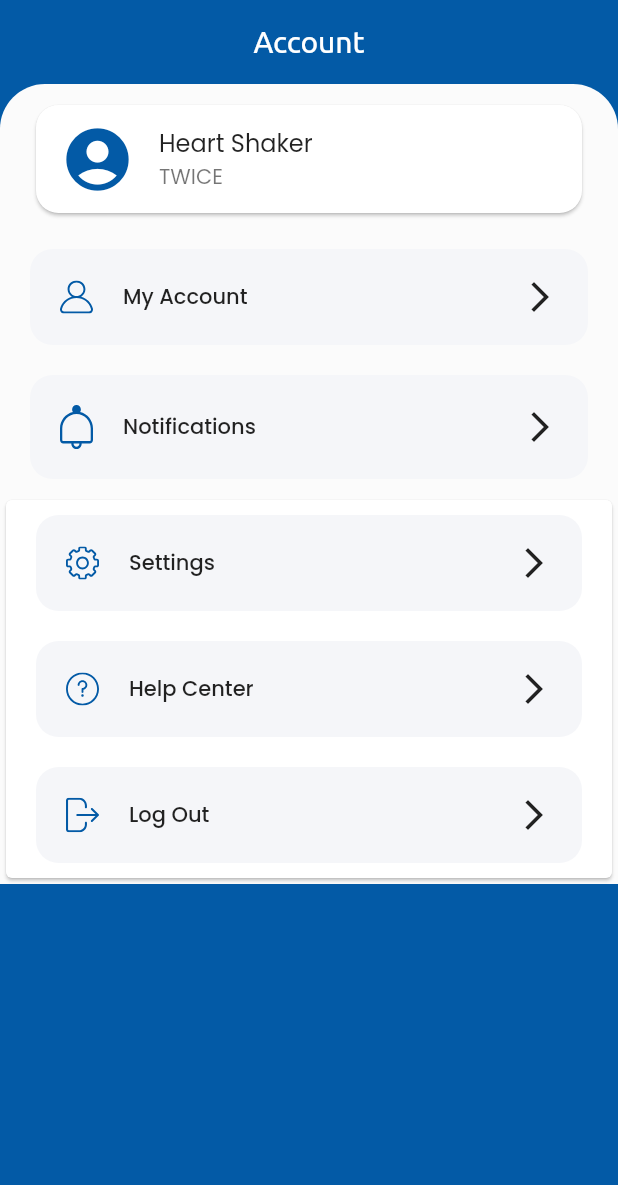
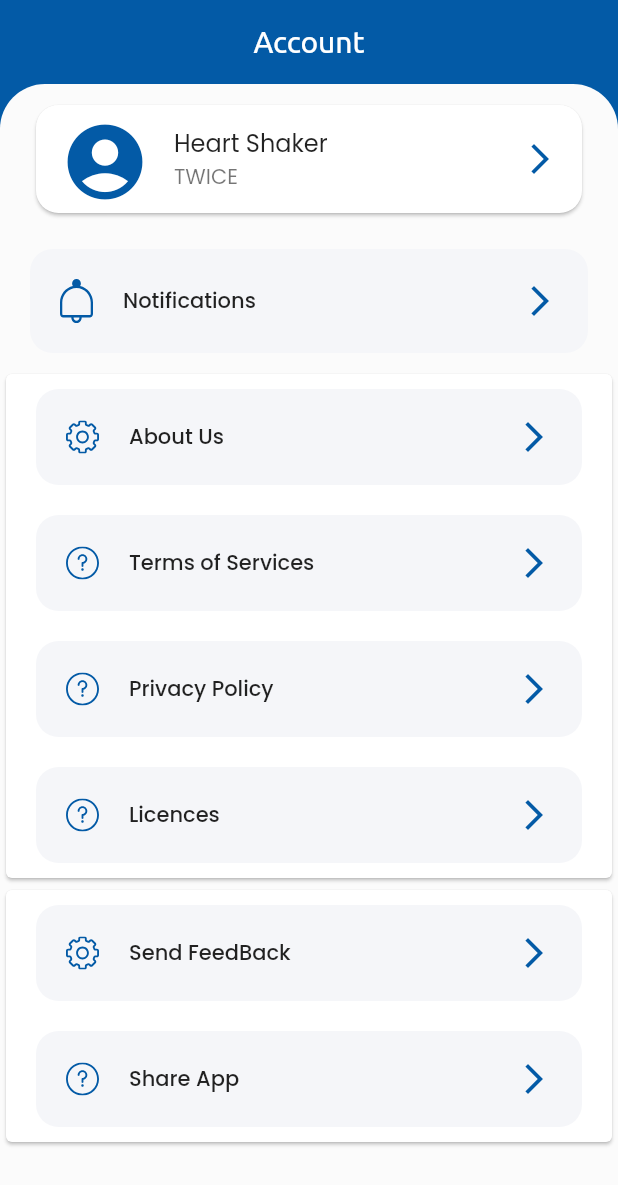
Before and after one commit to tchipi88/zentrip, a Flutter app: the AccountPage screen opened directly, on a phone screen of 412 x 824 dp. Shown: the top 1185 px of the screen. Run offline on Flutter 3.47's test engine with Material 2 defaults, Android fonts, the phone set to English and light mode, and no system bars; our stand-ins replace cached_network_image, flutter_slidable, flutter_svg, font_awesome_flutter, google_fonts, introduction_screen and 1 more; missing offline and left inert: simple_splashscreen; project files that could hold a hidden picture were left out.

Commit message:
Add Nice Tab ,Add Decoration to Account Page

```diff
--- a/lib/pages/account/AccountPage.dart
+++ b/lib/pages/account/AccountPage.dart
@@ -1,11 +1,7 @@
 import 'package:flutter/material.dart';
 import 'package:zentrip/constant/Color.dart';
-import 'package:zentrip/pages/account/AccountDetailPage.dart';
-import 'package:zentrip/pages/sign_in/SignInPage.dart';
-import 'package:zentrip/utils/SizeConfig.dart';
 import 'package:zentrip/widgets/MenuItem.dart';
 import 'package:zentrip/widgets/MyWidgets.dart';
-import 'package:zentrip/widgets/ProfilePic.dart';
 
 class AccountPage extends StatefulWidget {
   @override
@@ -15,18 +11,16 @@ class AccountPage extends StatefulWidget {
 class _AccountState extends State<AccountPage> {
   @override
   Widget build(BuildContext context) {
-    return Container(
-        child:Scaffold(
+    return Scaffold(
         backgroundColor: kPrimaryColor,
         appBar: buildAppBar('Account'),
         body: Container(
           child: Container(
+            height: double.infinity, // <-----
             decoration: buildBoxDecoration(),
             child: Body(),
           ),
-        )
-    )
-    );
+        ));
   }
 }
 
@@ -44,26 +38,19 @@ class Body extends StatelessWidget {
                   mainAxisSize: MainAxisSize.min,
                   children: <Widget>[
                     const ListTile(
-                      leading: Icon(Icons.account_circle, size: 50,color: kPrimaryColor,),
+                      leading: Icon(
+                        Icons.account_circle,
+                        size: 60,
+                        color: kPrimaryColor,
+                      ),
                       title: Text('Heart Shaker'),
                       subtitle: Text('TWICE'),
+                      trailing:
+                          Icon(Icons.arrow_forward_ios, color: kPrimaryColor),
                     ),
                   ],
                 ),
               )),
-          MenuItem(
-            text: "My Account",
-            icon: "assets/icons/User Icon.svg",
-            press: () {
-              //Todo Navigator.pushNamed(context, SignInPage.routeName);
-              Navigator.push(
-                context,
-                MaterialPageRoute(
-                  builder: (context) => AccountDetailPage(),
-                ),
-              );
-            },
-          ),
           MenuItem(
             text: "Notifications",
             icon: "assets/icons/Bell.svg",
@@ -72,18 +59,37 @@ class Body extends StatelessWidget {
           Card(
             child: Column(children: [
               MenuItem(
-                text: "Settings",
+                text: "About Us",
                 icon: "assets/icons/Settings.svg",
                 press: () {},
               ),
               MenuItem(
-                text: "Help Center",
+                text: "Terms of Services",
                 icon: "assets/icons/Question mark.svg",
                 press: () {},
               ),
               MenuItem(
-                text: "Log Out",
-                icon: "assets/icons/Log out.svg",
+                text: "Privacy Policy",
+                icon: "assets/icons/Question mark.svg",
+                press: () {},
+              ),
+              MenuItem(
+                text: "Licences",
+                icon: "assets/icons/Question mark.svg",
+                press: () {},
+              ),
+            ]),
+          ),
+          Card(
+            child: Column(children: [
+              MenuItem(
+                text: "Send FeedBack",
+                icon: "assets/icons/Settings.svg",
+                press: () {},
+              ),
+              MenuItem(
+                text: "Share App",
+                icon: "assets/icons/Question mark.svg",
                 press: () {},
               ),
             ]),
--- a/lib/pages/chat/ListMessage.dart
+++ b/lib/pages/chat/ListMessage.dart
@@ -2,7 +2,6 @@ import 'package:flutter/material.dart';
 import 'package:zentrip/constant/Color.dart';
 import 'package:zentrip/model/message_model.dart';
 import 'package:zentrip/pages/chat/MessagePage.dart';
-import 'package:zentrip/widgets/ChatListViewItem.dart';
 import 'package:zentrip/widgets/Loading.dart';
 import 'package:zentrip/widgets/MyWidgets.dart';
 
@@ -49,7 +48,7 @@ class _ListMessageState extends State<ListMessage> {
 class RecentChats extends StatelessWidget {
   @override
   Widget build(BuildContext context) {
-    return Expanded(
+    return Container(
       child: Container(
         decoration: BoxDecoration(
           color: Colors.white,
--- a/lib/widgets/MenuItem.dart
+++ b/lib/widgets/MenuItem.dart
@@ -32,7 +32,10 @@ class MenuItem extends StatelessWidget {
             ),
             SizedBox(width: 20),
             Expanded(child: Text(text)),
-            Icon(Icons.arrow_forward_ios),
+            Icon(
+              Icons.arrow_forward_ios,
+              color: kPrimaryColor,
+            ),
           ],
         ),
       ),
```
Also changed, not shown: lib/pages/HomePage.dart (+4 -77 lines), lib/pages/MyHomePage.dart (+65 -68 lines), lib/pages/account/AccountDetailPage.dart (+16 -8 lines), lib/pages/account/CompleteProfilePage.dart (+11 -5 lines), lib/pages/account/ForgotPasswordPage.dart (+11 -5 lines), lib/pages/favorite/ListFavorite.dart (+52 -4 lines), lib/pages/favorite/ListPostFavorite.dart (added, +21 -0 lines), lib/pages/favorite/ListSearchFavorite.dart (renamed from lib/pages/search/ListSearch.dart, +6 -5 lines), lib/pages/search/SearchAndFavorite.dart (deleted, +0 -31 lines), lib/pages/sign_in/SignInPage.dart (+9 -3 lines), lib/pages/sign_in/SignUpPage.dart (+11 -5 lines), lib/widgets/bottom_navigation_bar.dart (+7 -4 lines).
